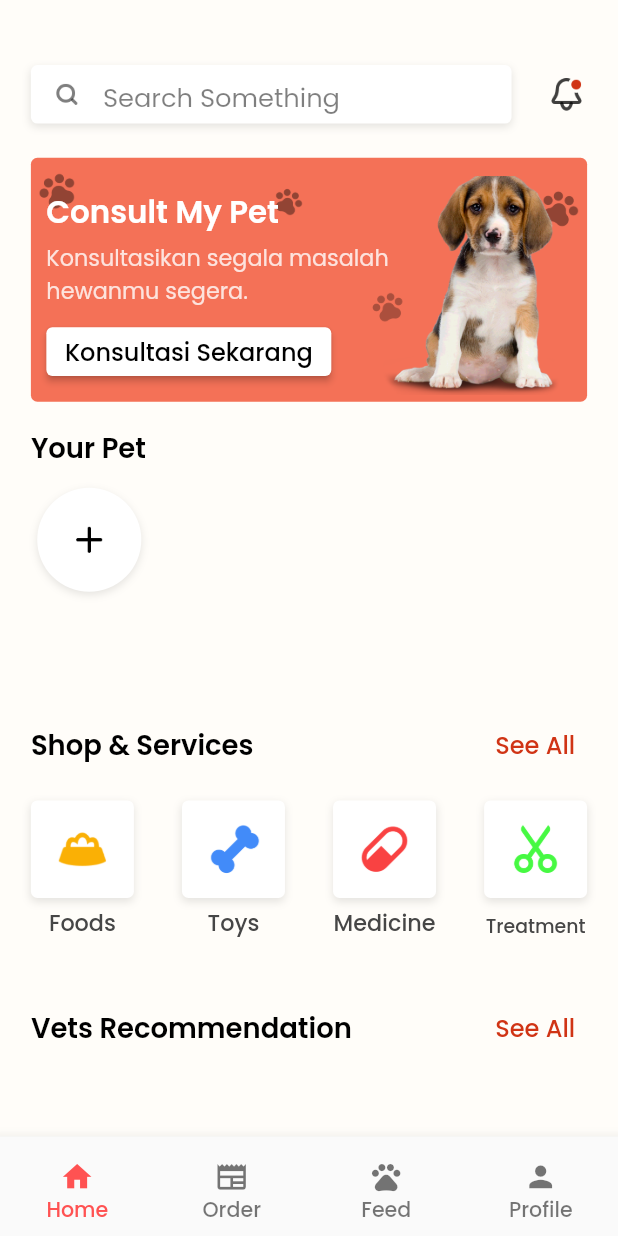
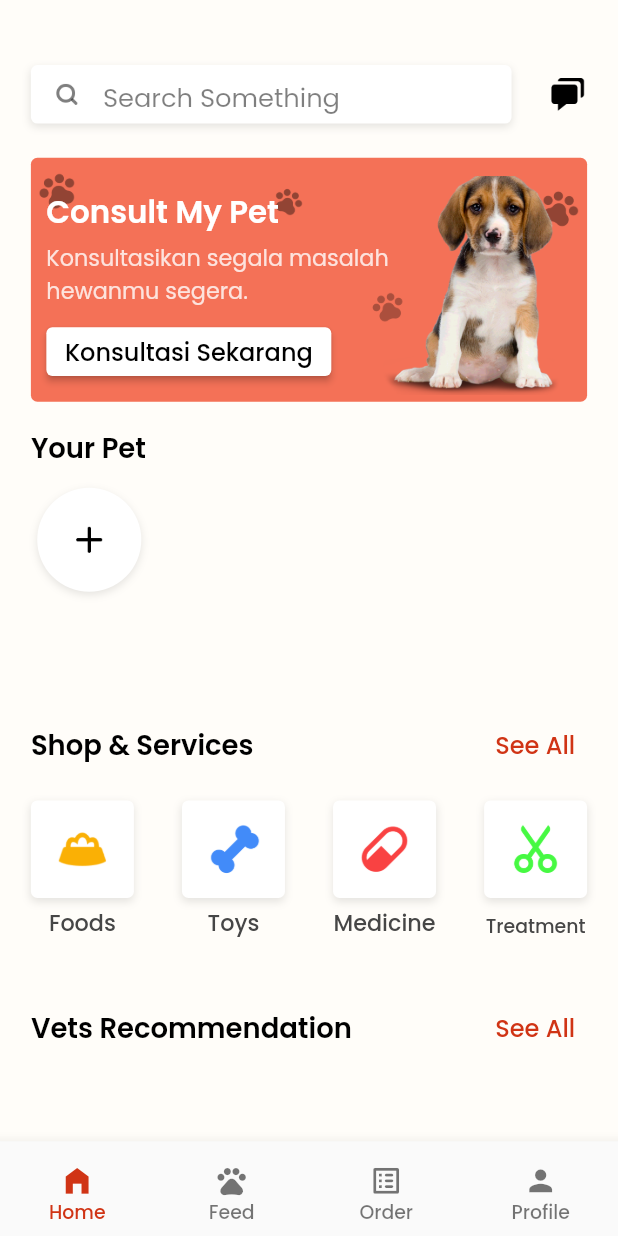
Before and after one commit to codeyzx/petscape, a Flutter app: the BotNavBarScreen screen opened by its route, on a phone screen of 412 x 824 dp. Run offline on Flutter 3.47's test engine with Material 2 defaults, Android fonts, the light colour scheme and no system bars; our stand-ins replace cloud_firestore, dio, file_picker, firebase_auth, firebase_core, firebase_storage and 15 more; missing offline and left inert: midtrans_sdk; accounts and stored records are empty.

Commit message:
change bell icon and add appbar chat

```diff
--- a/lib/src/features/home/presentation/botnavbar_screen.dart
+++ b/lib/src/features/home/presentation/botnavbar_screen.dart
@@ -2,10 +2,12 @@ import 'package:flutter/material.dart';
 import 'package:flutter_riverpod/flutter_riverpod.dart';
 import 'package:flutter_screenutil/flutter_screenutil.dart';
 import 'package:google_fonts/google_fonts.dart';
+import 'package:petscape/src/features/feed/domain/feed.dart';
 import 'package:petscape/src/features/feed/presentation/feed_screen.dart';
 import 'package:petscape/src/features/home/presentation/home_screen.dart';
 import 'package:petscape/src/features/order/presentation/order_screen.dart';
 import 'package:petscape/src/features/profile/presentation/profile_screen.dart';
+import 'package:petscape/src/shared/theme.dart';
 
 final currentScreenProvider = StateProvider<Widget>((ref) => const HomeScreen());
 final currentIndexProvider = StateProvider<int>((ref) => 0);
@@ -34,17 +36,9 @@ class _BotNavBarScreenState extends ConsumerState<BotNavBarScreen> {
           child: currentScreen,
         ),
         bottomNavigationBar: BottomNavigationBar(
-          fixedColor: Colors.redAccent,
-          selectedLabelStyle: GoogleFonts.poppins(
-            fontSize: 12.sp,
-            color: Colors.black,
-            fontWeight: FontWeight.w500,
-          ),
-          unselectedLabelStyle: GoogleFonts.poppins(
-            fontSize: 12.sp,
-            color: Colors.black,
-            fontWeight: FontWeight.w500,
-          ),
+          fixedColor: primary,
+          selectedLabelStyle: botNavSelected,
+          unselectedLabelStyle: botNavUnSelected,
           type: BottomNavigationBarType.fixed,
           iconSize: 20.0.sp,
           currentIndex: currentIndex,
@@ -56,10 +50,10 @@ class _BotNavBarScreenState extends ConsumerState<BotNavBarScreen> {
                   ref.read(currentScreenProvider.state).state = const HomeScreen();
                   break;
                 case 1:
-                  ref.read(currentScreenProvider.state).state = const OrderScreen();
+                  ref.read(currentScreenProvider.state).state = const FeedScreen();
                   break;
                 case 2:
-                  ref.read(currentScreenProvider.state).state = const FeedScreen();
+                  ref.read(currentScreenProvider.state).state = const OrderScreen();
                   break;
                 case 3:
                   ref.read(currentScreenProvider.state).state = const ProfileScreen();
@@ -71,22 +65,22 @@ class _BotNavBarScreenState extends ConsumerState<BotNavBarScreen> {
             BottomNavigationBarItem(
               icon: Padding(
                 padding: EdgeInsets.only(top: 8.0.h),
-                child: const Icon(Icons.home),
+                child: const Icon(Icons.home_filled),
               ),
               label: 'Home',
             ),
             BottomNavigationBarItem(
                 icon: Padding(
                   padding: EdgeInsets.only(top: 8.0.h),
-                  child: const Icon(Icons.newspaper),
+                  child: const Icon(Icons.pets),
                 ),
-                label: 'Order'),
+                label: 'Feed'),
             BottomNavigationBarItem(
               icon: Padding(
                 padding: EdgeInsets.only(top: 8.0.h),
-                child: const Icon(Icons.pets),
+                child: const Icon(Icons.list_alt_rounded),
               ),
-              label: 'Feed',
+              label: 'Order',
             ),
             BottomNavigationBarItem(
               icon: Padding(
--- a/lib/src/features/home/presentation/home_screen.dart
+++ b/lib/src/features/home/presentation/home_screen.dart
@@ -112,7 +112,7 @@ class _HomeScreenState extends ConsumerState<HomeScreen> {
                               Navigator.push(context, MaterialPageRoute(builder: (context) => const ChatScreen()));
                             },
                             child: Image.asset(
-                              "assets/icons/bell-icon.png",
+                              "assets/icons/chat-black-icon.png",
                               width: 24.w,
                               height: 24.h,
                             )),
--- a/lib/src/shared/theme.dart
+++ b/lib/src/shared/theme.dart
@@ -949,3 +949,33 @@ TextStyle onBoardSubTitle = GoogleFonts.poppins(
   fontWeight: FontWeight.w400,
   color: black.withOpacity(0.80),
 );
+
+TextStyle botNavSelected = GoogleFonts.poppins(
+  fontSize: 11.sp,
+  fontWeight: FontWeight.w500,
+  color: black,
+);
+
+TextStyle botNavUnSelected = GoogleFonts.poppins(
+  fontSize: 11.sp,
+  fontWeight: FontWeight.w500,
+  color: black.withOpacity(0.50),
+);
+
+TextStyle chatTitleBig = GoogleFonts.poppins(
+  fontSize: 24.sp,
+  fontWeight: FontWeight.w600,
+  color: black,
+);
+
+TextStyle chatHint = GoogleFonts.poppins(
+  fontSize: 14.sp,
+  fontWeight: FontWeight.w400,
+  color: black.withOpacity(0.50),
+);
+
+TextStyle chatSearch = GoogleFonts.poppins(
+  fontSize: 14.sp,
+  fontWeight: FontWeight.w400,
+  color: black,
+);
```
Also changed, not shown: lib/src/features/chat/presentation/chat_screen.dart (+21 -9 lines), assets/icons/chat-black-icon.png (added).
